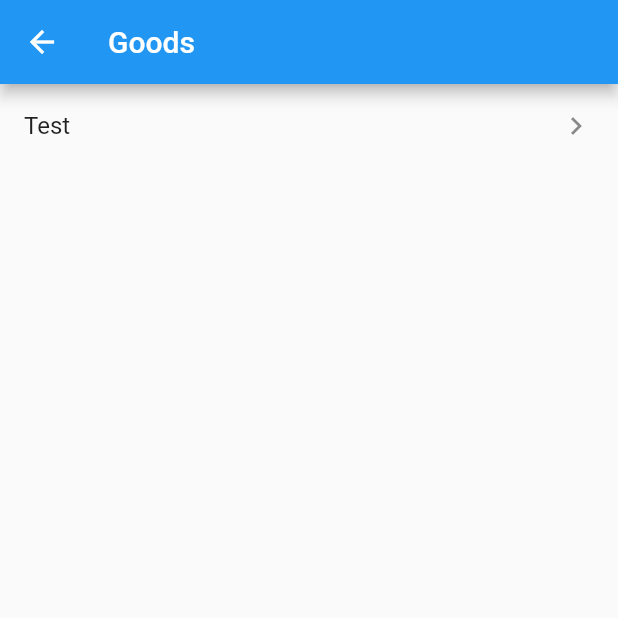
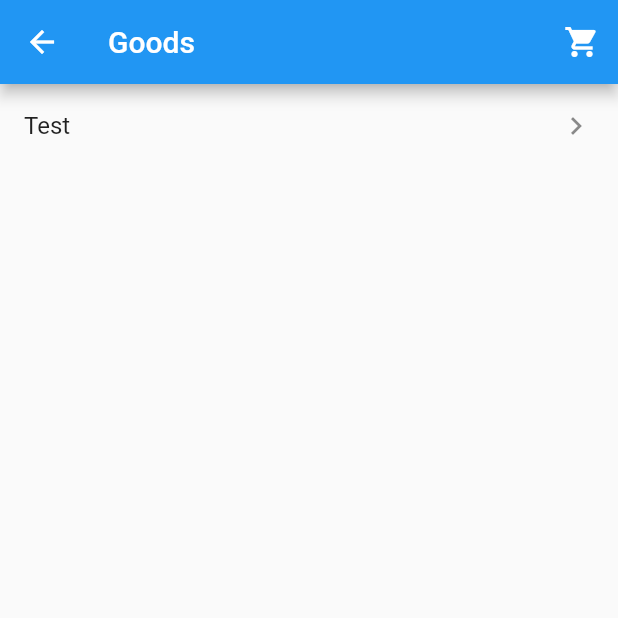
Before and after one commit to maluginp/GoGreenFlutter, a Flutter app: the GoodListScreen screen opened by its route, on a phone screen of 412 x 824 dp, the top half of it. Run offline on Flutter 3.47's test engine with Material 2 defaults, Android fonts, the phone set to English and light mode, and no system bars; our stand-ins replace bloc, equatable, flutter_bloc, flutter_html.

Commit message:
Fix services; Add good to order on tap by it

```diff
--- a/lib/blocs/good_list/good_list_bloc.dart
+++ b/lib/blocs/good_list/good_list_bloc.dart
@@ -7,8 +7,9 @@ import './bloc.dart';
 class GoodListBloc extends Bloc<GoodListEvent, GoodListState> {
   final ILogService _logService;
   final IStoreService _storeService;
+  final IOrderService _orderService;
 
-  GoodListBloc(this._logService, this._storeService);
+  GoodListBloc(this._logService, this._storeService, this._orderService);
 
   @override
   GoodListState get initialState => LoadingGoodListState();
@@ -21,5 +22,9 @@ class GoodListBloc extends Bloc<GoodListEvent, GoodListState> {
       List<Good> goods = await _storeService.fetchGoods();
       yield FetchedGoodListState(goods);
     }
+
+    if (event is AddGoodToOrderGoodListEvent) {
+      await _orderService.addGood(event.good);
+    }
   }
 }
--- a/lib/blocs/good_list/good_list_event.dart
+++ b/lib/blocs/good_list/good_list_event.dart
@@ -1,4 +1,5 @@
 import 'package:equatable/equatable.dart';
+import 'package:gogreen/models/store_models.dart';
 
 abstract class GoodListEvent extends Equatable {
   const GoodListEvent();
@@ -8,3 +9,12 @@ class FetchGoodListEvent extends GoodListEvent {
   @override
   List<Object> get props => [];
 }
+
+class AddGoodToOrderGoodListEvent extends GoodListEvent {
+  final Good good;
+
+  AddGoodToOrderGoodListEvent(this.good);
+
+  @override
+  List<Object> get props => [good];
+}
--- a/lib/screens/good_list_screen.dart
+++ b/lib/screens/good_list_screen.dart
@@ -16,6 +16,13 @@ class GoodListScreen extends StatelessWidget {
     return Scaffold(
       appBar: AppBar(
         title: Text('Goods'),
+        actions: <Widget>[
+          IconButton(
+              icon: Icon(Icons.shopping_cart),
+              onPressed: () {
+                Navigator.of(context).pushNamed(OrderLinesScreen.ROUTE_PATH);
+              })
+        ],
       ),
       body: BlocBuilder<GoodListBloc, GoodListState>(
           builder: (context, GoodListState state) {
@@ -41,7 +48,8 @@ class GoodListScreen extends StatelessWidget {
           title: Text(good.name),
           trailing: Icon(Icons.keyboard_arrow_right),
           onTap: () {
-//            Navigator.of(context).pushNamed(GoodListScreen.ROUTE_PATH);
+            BlocProvider.of<GoodListBloc>(context)
+                .add(AddGoodToOrderGoodListEvent(good));
           },
         );
       },
@@ -52,8 +60,8 @@ class GoodListScreen extends StatelessWidget {
     return MultiBlocProvider(
       providers: [
         BlocProvider<GoodListBloc>(
-            create: (ctx) => GoodListBloc(
-                Injector().logService, Injector().storeService)
+            create: (ctx) => GoodListBloc(Injector().logService,
+                Injector().storeService, Injector().orderService)
               ..add(FetchGoodListEvent())),
       ],
       child: GoodListScreen(),
--- a/lib/screens/order_lines_screen.dart
+++ b/lib/screens/order_lines_screen.dart
@@ -15,7 +15,7 @@ class OrderLinesScreen extends StatelessWidget {
   Widget build(BuildContext context) {
     return Scaffold(
       appBar: AppBar(
-        title: Text('Locations'),
+        title: Text('Order Lines'),
       ),
       body: BlocBuilder<OrderLinesBloc, OrderLinesState>(
           builder: (context, OrderLinesState state) {
```
